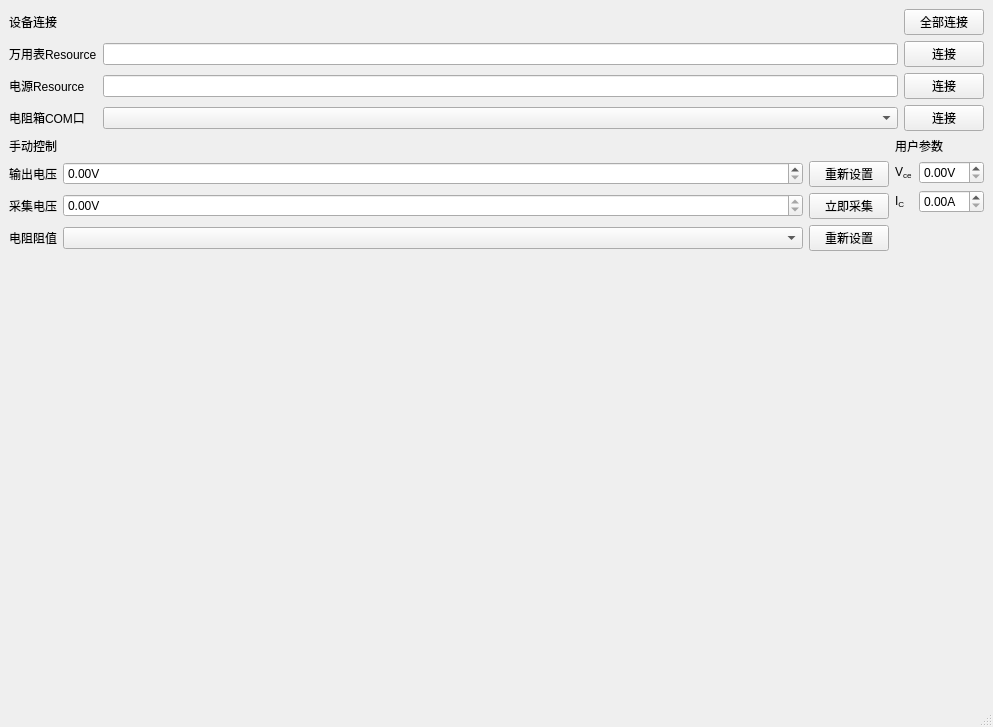
Above: src/main.ui from Joker2387089590/MIL-STD-750 before the change. Below: the same form after it.
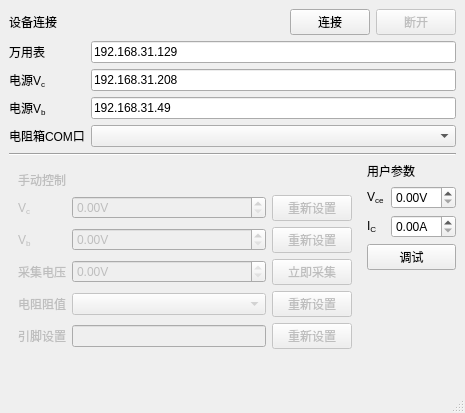
That is the form after the change.

Commit message: 增加电阻箱串口命令 实现界面设备连接

```diff
--- a/src/main.ui
+++ b/src/main.ui
@@ -6,8 +6,8 @@
    <rect>
     <x>0</x>
     <y>0</y>
-    <width>993</width>
-    <height>727</height>
+    <width>465</width>
+    <height>413</height>
    </rect>
   </property>
   <property name="windowTitle">
@@ -18,148 +18,90 @@
     <item>
      <layout class="QGridLayout" name="gridLayout_3">
       <item row="0" column="0" colspan="2">
-       <layout class="QGridLayout" name="gridLayout">
+       <layout class="QFormLayout" name="formLayout_2">
+        <item row="0" column="0" colspan="2">
+         <layout class="QHBoxLayout" name="horizontalLayout" stretch="1,0,0">
+          <item>
+           <widget class="QLabel" name="label_4">
+            <property name="text">
+             <string>设备连接</string>
+            </property>
+           </widget>
+          </item>
+          <item>
+           <widget class="QPushButton" name="btnConnect">
+            <property name="text">
+             <string>连接</string>
+            </property>
+           </widget>
+          </item>
+          <item>
+           <widget class="QPushButton" name="btnDisconnect">
+            <property name="enabled">
+             <bool>false</bool>
+            </property>
+            <property name="text">
+             <string>断开</string>
+            </property>
+           </widget>
+          </item>
+         </layout>
+        </item>
+        <item row="1" column="0">
+         <widget class="QLabel" name="label">
+          <property name="text">
+           <string>万用表</string>
+          </property>
+         </widget>
+        </item>
+        <item row="1" column="1">
+         <widget class="QLineEdit" name="dmm">
+          <property name="text">
+           <string>192.168.31.129</string>
+          </property>
+         </widget>
+        </item>
         <item row="2" column="0">
          <widget class="QLabel" name="label_2">
           <property name="text">
-           <string>电源Resource</string>
+           <string>电源V&lt;sub&gt;c&lt;/sub&gt;</string>
           </property>
          </widget>
         </item>
-        <item row="3" column="0">
+        <item row="2" column="1">
+         <widget class="QLineEdit" name="powerVc">
+          <property name="text">
+           <string>192.168.31.208</string>
+          </property>
+         </widget>
+        </item>
+        <item row="4" column="0">
          <widget class="QLabel" name="label_3">
           <property name="text">
            <string>电阻箱COM口</string>
           </property>
          </widget>
         </item>
-        <item row="3" column="1">
+        <item row="4" column="1">
          <widget class="QComboBox" name="port"/>
         </item>
-        <item row="1" column="0">
-         <widget class="QLabel" name="label">
-          <property name="text">
-           <string>万用表Resource</string>
-          </property>
-         </widget>
-        </item>
-        <item row="2" column="1">
-         <widget class="QLineEdit" name="power"/>
-        </item>
-        <item row="1" column="1">
-         <widget class="QLineEdit" name="dmm"/>
-        </item>
-        <item row="1" column="2">
-         <widget class="QPushButton" name="btnDmm">
-          <property name="text">
-           <string>连接</string>
-          </property>
-         </widget>
-        </item>
-        <item row="2" column="2">
-         <widget class="QPushButton" name="btnPower">
-          <property name="text">
-           <string>连接</string>
-          </property>
-         </widget>
-        </item>
-        <item row="3" column="2">
-         <widget class="QPushButton" name="btnPort">
-          <property name="text">
-           <string>连接</string>
-          </property>
-         </widget>
-        </item>
-        <item row="0" column="2">
-         <widget class="QPushButton" name="btnAll">
-          <property name="text">
-           <string>全部连接</string>
-          </property>
-         </widget>
-        </item>
-        <item row="0" column="0" colspan="2">
-         <widget class="QLabel" name="label_4">
-          <property name="text">
-           <string>设备连接</string>
-          </property>
-         </widget>
-        </item>
-       </layout>
-      </item>
-      <item row="1" column="0">
-       <layout class="QGridLayout" name="gridLayout_2" columnstretch="0,1,0">
-        <item row="2" column="2">
-         <widget class="QPushButton" name="btnVread">
-          <property name="text">
-           <string>立即采集</string>
-          </property>
-         </widget>
-        </item>
-        <item row="0" column="0" colspan="3">
-         <widget class="QLabel" name="label_10">
-          <property name="text">
-           <string>手动控制</string>
-          </property>
-         </widget>
-        </item>
-        <item row="2" column="1">
-         <widget class="QDoubleSpinBox" name="Vread">
-          <property name="readOnly">
-           <bool>true</bool>
-          </property>
-          <property name="suffix">
-           <string>V</string>
-          </property>
-         </widget>
-        </item>
-        <item row="1" column="0">
-         <widget class="QLabel" name="label_8">
-          <property name="text">
-           <string>输出电压</string>
-          </property>
-         </widget>
-        </item>
-        <item row="2" column="0">
-         <widget class="QLabel" name="label_9">
-          <property name="text">
-           <string>采集电压</string>
-          </property>
-         </widget>
-        </item>
-        <item row="1" column="1">
-         <widget class="QDoubleSpinBox" name="Vout">
-          <property name="suffix">
-           <string>V</string>
-          </property>
-         </widget>
-        </item>
-        <item row="1" column="2">
-         <widget class="QPushButton" name="btnVout">
-          <property name="text">
-           <string>重新设置</string>
-          </property>
-         </widget>
-        </item>
         <item row="3" column="0">
-         <widget class="QLabel" name="label_11">
+         <widget class="QLabel" name="label_12">
           <property name="text">
-           <string>电阻阻值</string>
-          </property>
-         </widget>
-        </item>
-        <item row="3" column="2">
-         <widget class="QPushButton" name="btnRset">
-          <property name="text">
-           <string>重新设置</string>
+           <string>电源V&lt;sub&gt;b&lt;/sub&gt;</string>
           </property>
          </widget>
         </item>
         <item row="3" column="1">
-         <widget class="QComboBox" name="Rset"/>
+         <widget class="QLineEdit" name="powerVb">
+          <property name="text">
+           <string>192.168.31.49</string>
+          </property>
+         </widget>
         </item>
        </layout>
       </item>
-      <item row="1" column="1">
+      <item row="2" column="1">
        <layout class="QFormLayout" name="formLayout">
         <item row="1" column="0">
          <widget class="QLabel" name="label_5">
@@ -196,8 +138,138 @@
           </property>
          </widget>
         </item>
+        <item row="3" column="0" colspan="2">
+         <widget class="QPushButton" name="btnDebug">
+          <property name="text">
+           <string>调试</string>
+          </property>
+         </widget>
+        </item>
        </layout>
       </item>
+      <item row="1" column="0" colspan="2">
+       <widget class="Line" name="line">
+        <property name="orientation">
+         <enum>Qt::Horizontal</enum>
+        </property>
+       </widget>
+      </item>
+      <item row="2" column="0">
+       <widget class="QWidget" name="wControl" native="true">
+        <property name="enabled">
+         <bool>false</bool>
+        </property>
+        <layout class="QGridLayout" name="gridLayout_2" columnstretch="0,1,0">
+         <item row="2" column="1">
+          <widget class="QDoubleSpinBox" name="Vb">
+           <property name="suffix">
+            <string>V</string>
+           </property>
+          </widget>
+         </item>
+         <item row="3" column="2">
+          <widget class="QPushButton" name="btnVread">
+           <property name="text">
+            <string>立即采集</string>
+           </property>
+          </widget>
+         </item>
+         <item row="2" column="2">
+          <widget class="QPushButton" name="btnVb">
+           <property name="text">
+            <string>重新设置</string>
+           </property>
+          </widget>
+         </item>
+         <item row="1" column="1">
+          <widget class="QDoubleSpinBox" name="Vc">
+           <property name="suffix">
+            <string>V</string>
+           </property>
+          </widget>
+         </item>
+         <item row="3" column="1">
+          <widget class="QDoubleSpinBox" name="Vread">
+           <property name="readOnly">
+            <bool>true</bool>
+           </property>
+           <property name="suffix">
+            <string>V</string>
+           </property>
+          </widget>
+         </item>
+         <item row="1" column="2">
+          <widget class="QPushButton" name="btnVc">
+           <property name="text">
+            <string>重新设置</string>
+           </property>
+          </widget>
+         </item>
+         <item row="0" column="0" colspan="3">
+          <widget class="QLabel" name="label_10">
+           <property name="text">
+            <string>手动控制</string>
+           </property>
+          </widget>
+         </item>
+         <item row="1" column="0">
+          <widget class="QLabel" name="label_8">
+           <property name="text">
+            <string>V&lt;sub&gt;c&lt;/sub&gt;</string>
+           </property>
+          </widget>
+         </item>
+         <item row="2" column="0">
+          <widget class="QLabel" name="label_13">
+           <property name="text">
+            <string>V&lt;sub&gt;b&lt;/sub&gt;</string>
+           </property>
+          </widget>
+         </item>
+         <item row="4" column="0">
+          <widget class="QLabel" name="label_11">
+           <property name="text">
+            <string>电阻阻值</string>
+           </property>
+          </widget>
+         </item>
+         <item row="4" column="1">
+          <widget class="QComboBox" name="Rset"/>
+         </item>
+         <item row="3" column="0">
+          <widget class="QLabel" name="label_9">
+           <property name="text">
+            <string>采集电压</string>
+           </property>
+          </widget>
+         </item>
+         <item row="4" column="2">
+          <widget class="QPushButton" name="btnRset">
+           <property name="text">
+            <string>重新设置</string>
+           </property>
+          </widget>
+         </item>
+         <item row="5" column="1">
+          <widget class="QLineEdit" name="pin"/>
+         </item>
+         <item row="5" column="2">
+          <widget class="QPushButton" name="btnPin">
+           <property name="text">
+            <string>重新设置</string>
+           </property>
+          </widget>
+         </item>
+         <item row="5" column="0">
+          <widget class="QLabel" name="label_14">
+           <property name="text">
+            <string>引脚设置</string>
+           </property>
+          </widget>
+         </item>
+        </layout>
+       </widget>
+      </item>
      </layout>
     </item>
     <item>
@@ -208,7 +280,7 @@
       <property name="sizeHint" stdset="0">
        <size>
         <width>20</width>
-        <height>426</height>
+        <height>112</height>
        </size>
       </property>
      </spacer>
```
Left out of the diff: 2 changed lines with no effect on the pictures. The commit also changes 6 other files.
